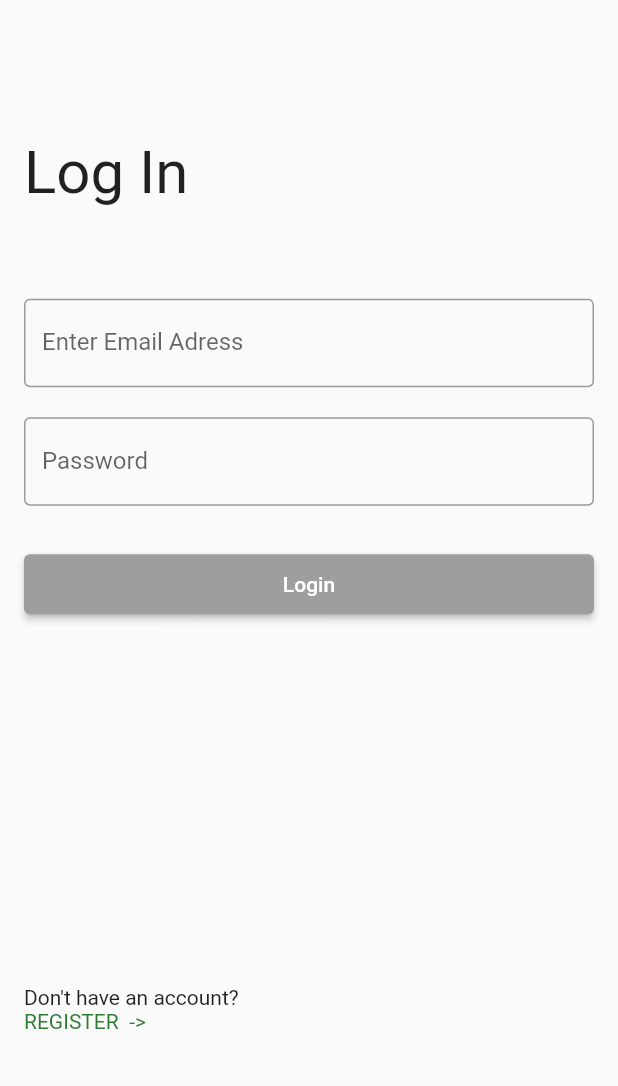
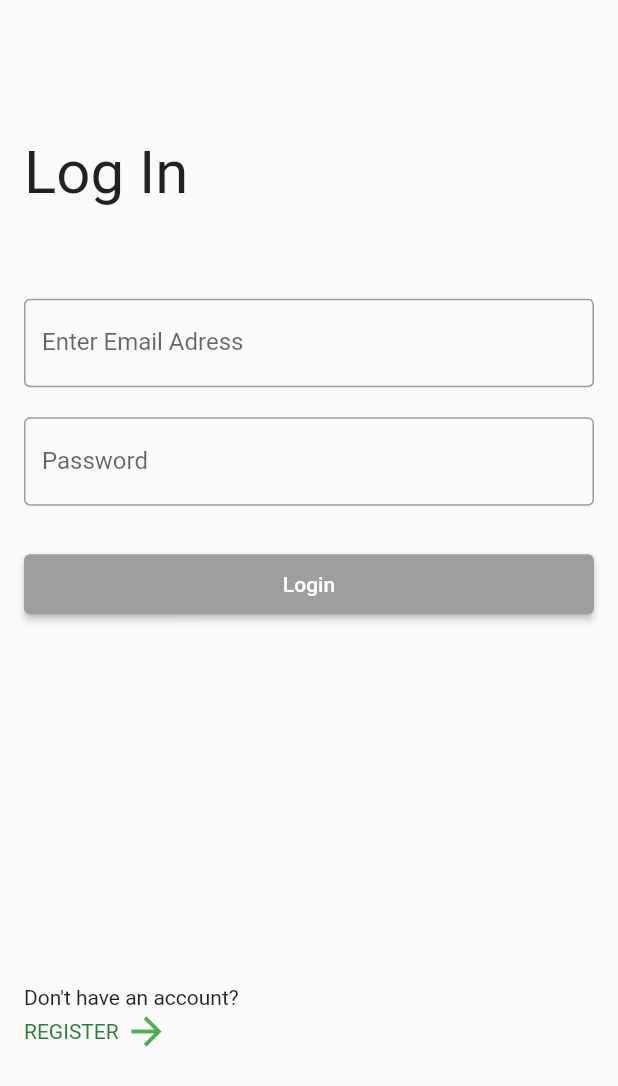
Before and after one commit to ICEI-PUC-Minas-PPLES-TI/plf-es-2022-1-ti5-5104100-DinDin, a Flutter app: the screen it shows after launch, on a phone screen of 412 x 824 dp. Shown: the top 1086 px of the screen. Run offline on Flutter 3.47's test engine with Material 2 defaults, Android fonts, the phone set to English and light mode, and no system bars.

Commit message:
add arrow icon at bottom

```diff
--- a/Codigo/dindin-mobile/dindin/lib/pages/login2.dart
+++ b/Codigo/dindin-mobile/dindin/lib/pages/login2.dart
@@ -123,8 +123,13 @@ class _LoginState extends State<Login2> {
                         Row(
                           children: [
                             Text(
-                              "REGISTER  ->",
+                              "REGISTER ",
                               style: TextStyle(color: Colors.green[800]),
+                            ),
+                            Icon(
+                              Icons.arrow_forward,
+                              color: Colors.green,
+                              size: 30.0,
                             ),
                           ],
                         ),
```
Also changed, not shown: Codigo/dindin-mobile/dindin/lib/pages/login.dart (+8 -3 lines).
